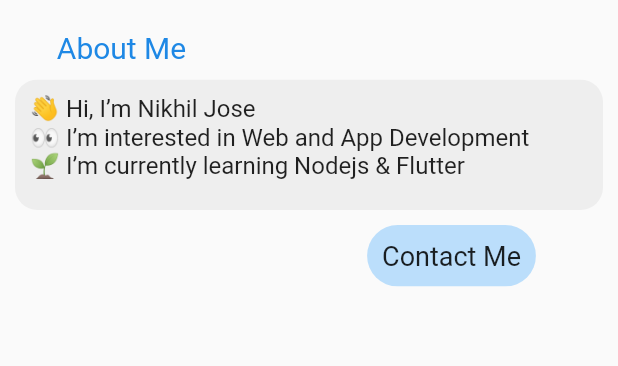
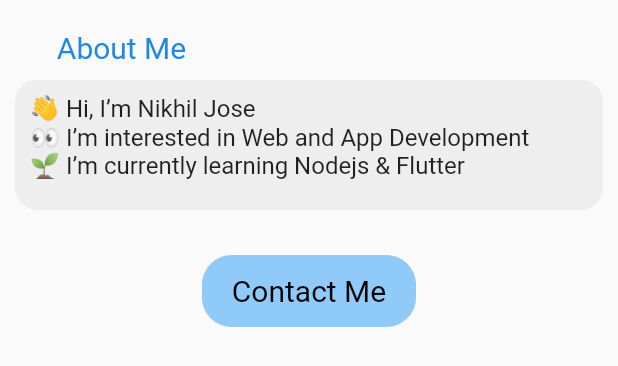
Before and after one commit to nikiljos/portfolio-app, a Flutter app: the MainMiddle widget shown alone on an empty page, opened directly, on a phone screen of 412 x 824 dp. Shown: the top 366 px of the screen. Run offline on Flutter 3.47's test engine with Material 2 defaults, Android fonts, the phone set to English and light mode, and no system bars; network calls fail.

Commit message:
almost working

```diff
--- a/lib/screens/home_page.dart
+++ b/lib/screens/home_page.dart
@@ -1,4 +1,5 @@
 import 'package:flutter/material.dart';
+import 'package:nikhil_portfolio/screens/widgets/bottom_main.dart';
 import 'package:nikhil_portfolio/screens/widgets/mid_main.dart';
 import 'package:nikhil_portfolio/screens/widgets/top_main.dart';
 
@@ -11,6 +12,7 @@ class HomePage extends StatelessWidget {
         children: [
           MainTop(),
           MainMiddle(),
+          MainBottom(),
         ],
       ),
     ));
--- a/lib/screens/widgets/mid_main.dart
+++ b/lib/screens/widgets/mid_main.dart
@@ -1,4 +1,5 @@
 import 'package:flutter/material.dart';
+import 'package:url_launcher/url_launcher.dart';
 
 class MainMiddle extends StatelessWidget {
   @override
@@ -8,7 +9,7 @@ class MainMiddle extends StatelessWidget {
       child: Column(
         children: [
           Column(
-            crossAxisAlignment: CrossAxisAlignment.start,
+            mainAxisAlignment: MainAxisAlignment.center,
             children: [
               Container(
                 padding: EdgeInsets.fromLTRB(0, 10, 250, 10),
@@ -34,34 +35,26 @@ class MainMiddle extends StatelessWidget {
               ),
             ),
           ),
-          Container(
-            padding: EdgeInsets.fromLTRB(200, 10, 10, 10),
-            // width: 150,
-            child: ClipRRect(
-              borderRadius: BorderRadius.circular(25),
-              child: Column(
-                crossAxisAlignment: CrossAxisAlignment.end,
-                children: [
-                  Container(
-                    padding: EdgeInsets.fromLTRB(10, 10, 10, 10),
-                    // width: double.infinity,
-                    color: Colors.blue[100],
-                    child: Column(
-                      mainAxisAlignment: MainAxisAlignment.center,
-                      children: [
-                        Text(
-                          "Contact Me",
-                          style: TextStyle(
-                            fontSize: 18,
-                          ),
-                        ),
-                      ],
-                    ),
+          //copied button from docs
+          const SizedBox(height: 30),
+          ClipRRect(
+              borderRadius: BorderRadius.circular(20),
+              child: Stack(children: <Widget>[
+                Positioned.fill(
+                  child: Container(
+                    color: Colors.blue[200],
                   ),
-                ],
-              ),
-            ),
-          )
+                ),
+                TextButton(
+                  style: TextButton.styleFrom(
+                    padding: EdgeInsets.symmetric(horizontal: 20),
+                    primary: Colors.black,
+                    textStyle: const TextStyle(fontSize: 20),
+                  ),
+                  onPressed: () => launch("tel://+918921277112"),
+                  child: const Text('Contact Me'),
+                )
+              ]))
         ],
       ),
     );
--- a/pubspec.yaml
+++ b/pubspec.yaml
@@ -23,6 +23,7 @@ environment:
 dependencies:
   flutter:
     sdk: flutter
+  url_launcher: ^6.0.6
 
 
   # The following adds the Cupertino Icons font to your application.
```
Also changed, not shown: lib/screens/sites_page.dart (added, +14 -0 lines), lib/screens/widgets/bottom_main.dart (added, +84 -0 lines), lib/screens/widgets/sites_list.dart (added, +8 -0 lines), pubspec.lock, 3 other files.
